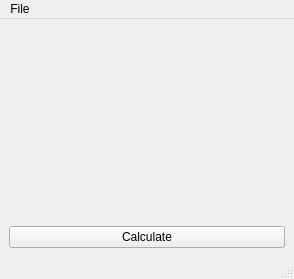
Before: the Qt Designer form demo_flask_server.ui in hansenc101/SANE_Project_03, drawn with Qt 5.
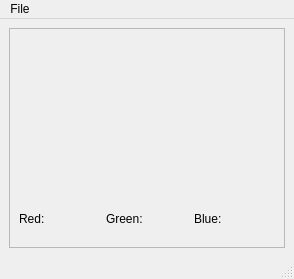
After: the same form once the commit is applied.

Patch:
```diff
--- a/demo_flask_server.ui
+++ b/demo_flask_server.ui
@@ -16,8 +16,36 @@
   <widget class="QWidget" name="centralwidget">
    <layout class="QGridLayout" name="gridLayout_2">
     <item row="0" column="0">
+     <widget class="QFrame" name="frame">
+      <property name="frameShape">
+       <enum>QFrame::StyledPanel</enum>
+      </property>
+      <property name="frameShadow">
+       <enum>QFrame::Raised</enum>
+      </property>
      <layout class="QGridLayout" name="gridLayout">
-      <item row="0" column="0">
+       <item row="4" column="0">
+        <widget class="QLabel" name="redMagLabel">
+         <property name="text">
+          <string>Red:</string>
+         </property>
+        </widget>
+       </item>
+       <item row="4" column="1">
+        <widget class="QLabel" name="greenMagLabel">
+         <property name="text">
+          <string>Green:</string>
+         </property>
+        </widget>
+       </item>
+       <item row="4" column="2">
+        <widget class="QLabel" name="blueMagLabel">
+         <property name="text">
+          <string>Blue:</string>
+         </property>
+        </widget>
+       </item>
+       <item row="0" column="0" rowspan="4" colspan="3">
        <widget class="QLabel" name="lblOutput">
         <property name="font">
          <font>
@@ -34,14 +62,8 @@
         </property>
        </widget>
       </item>
-      <item row="1" column="0">
-       <widget class="QPushButton" name="btnCalculate">
-        <property name="text">
-         <string>Calculate</string>
-        </property>
-       </widget>
-      </item>
-     </layout>
+      </layout>
+     </widget>
     </item>
    </layout>
   </widget>
```
Lines whose indentation alone changed are shown as unchanged.
